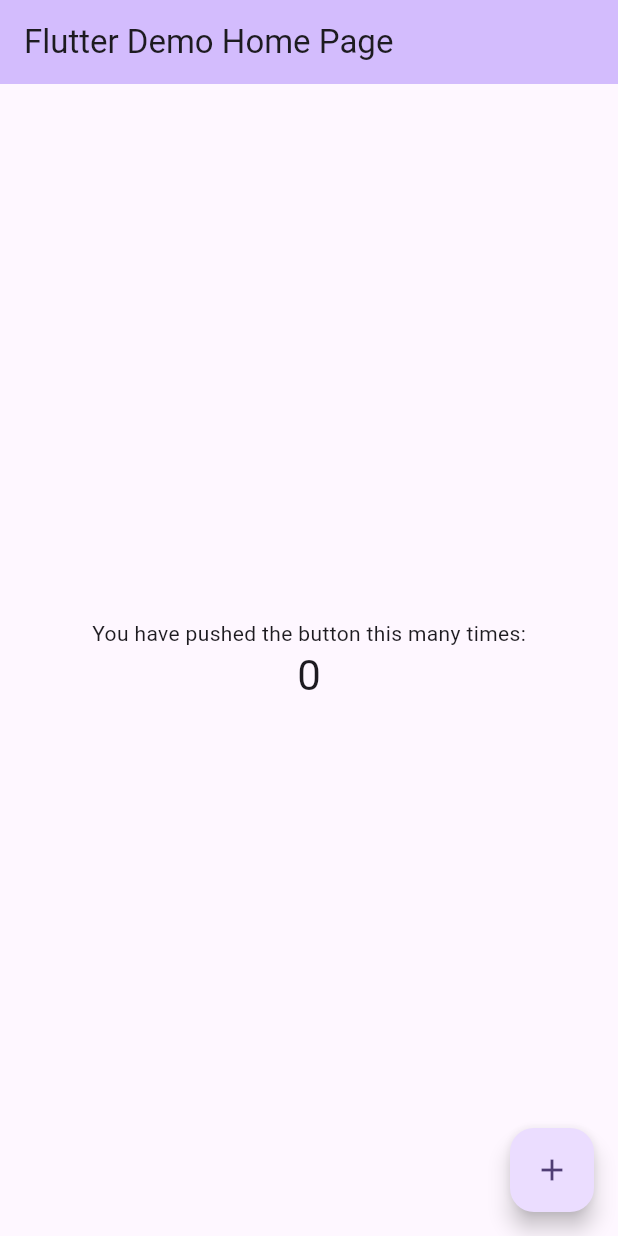
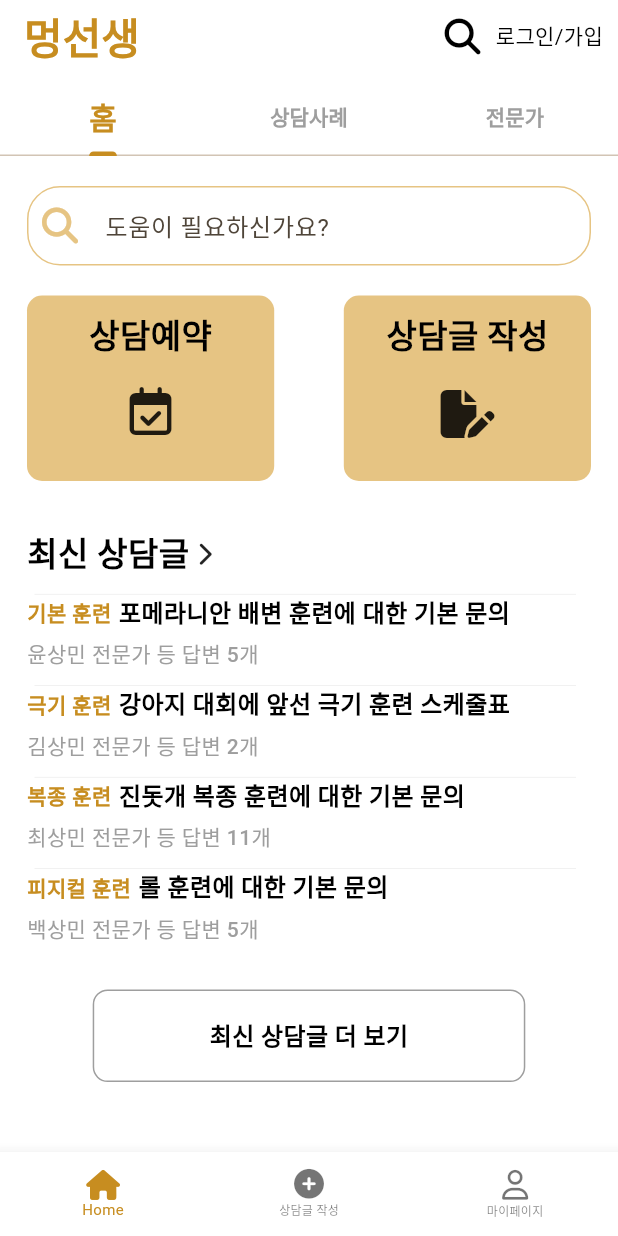
Before and after one commit to sangmin9580/-, a Flutter app: the screen it shows after launch, on a phone screen of 412 x 824 dp. Run offline on Flutter 3.47's test engine with Material 3 defaults, Android fonts, the phone set to English and light mode, and no system bars; our stand-ins replace flex_color_scheme, flutter_riverpod, font_awesome_flutter, go_router.

Commit message:
home_screen

```diff
--- /dev/null
+++ b/lib/common/widgets/main_navigation_screen.dart
@@ -0,0 +1,98 @@
+import 'package:flutter/material.dart';
+import 'package:flutter_riverpod/flutter_riverpod.dart';
+import 'package:font_awesome_flutter/font_awesome_flutter.dart';
+import 'package:project/constants/gaps.dart';
+import 'package:project/constants/sizes.dart';
+import 'package:project/homepage/view/homepage_screen.dart';
+
+class MainNavgationScreen extends ConsumerWidget {
+  const MainNavgationScreen({super.key});
+
+  static const routeURL = '/home';
+  static const routeName = 'home';
+
+  @override
+  Widget build(BuildContext context, WidgetRef ref) {
+    return DefaultTabController(
+      length: 3,
+      child: Scaffold(
+        appBar: AppBar(
+          title: Text(
+            "멍선생",
+            style: TextStyle(
+              color: Theme.of(context).primaryColor,
+              fontSize: Theme.of(context).textTheme.headlineMedium!.fontSize,
+              fontWeight: FontWeight.bold,
+            ),
+          ),
+          actions: const [
+            FaIcon(
+              FontAwesomeIcons.magnifyingGlass,
+            ),
+            Gaps.h10,
+            Text(
+              "로그인/가입",
+            ),
+            Gaps.h10,
+          ],
+          bottom: TabBar(
+            splashFactory: NoSplash.splashFactory,
+            unselectedLabelColor: Colors.grey.shade500,
+            unselectedLabelStyle: const TextStyle(
+              fontWeight: FontWeight.w600,
+            ),
+            labelPadding: const EdgeInsets.only(
+              bottom: 10,
+              top: 15,
+            ),
+            labelStyle: const TextStyle(
+              fontWeight: FontWeight.w600,
+              fontSize: Sizes.size20,
+            ),
+            tabs: const [
+              Text("홈"),
+              Text("상담사례"),
+              Text("전문가"),
+            ],
+          ),
+        ),
+        body: const TabBarView(
+          children: [
+            SingleChildScrollView(child: HomepageScreen()),
+            Center(
+              child: Text('1'),
+            ),
+            Center(
+              child: Text('1'),
+            ),
+          ],
+        ),
+        bottomNavigationBar: BottomNavigationBar(
+          iconSize: Sizes.size20,
+          selectedFontSize: Sizes.size10,
+          unselectedFontSize: Sizes.size8,
+          items: const [
+            BottomNavigationBarItem(
+              icon: FaIcon(
+                FontAwesomeIcons.house,
+              ),
+              label: "Home",
+            ),
+            BottomNavigationBarItem(
+              icon: FaIcon(
+                FontAwesomeIcons.circlePlus,
+              ),
+              label: "상담글 작성",
+            ),
+            BottomNavigationBarItem(
+              icon: FaIcon(
+                FontAwesomeIcons.user,
+              ),
+              label: "마이페이지",
+            ),
+          ],
+        ),
+      ),
+    );
+  }
+}
--- /dev/null
+++ b/lib/constants/breakpoints.dart
@@ -0,0 +1,7 @@
+class Breakpoints {
+  static const sm = 640.0;
+  static const md = 768.0;
+  static const lg = 1024.0;
+  static const xl = 1280.0;
+  static const xxl = 1536.0;
+}
--- /dev/null
+++ b/lib/constants/gaps.dart
@@ -0,0 +1,67 @@
+import 'package:flutter/material.dart';
+import 'package:project/constants/sizes.dart';
+
+class Gaps {
+  // Vertical Gaps
+  static const v1 = SizedBox(height: Sizes.size1);
+  static const v2 = SizedBox(height: Sizes.size2);
+  static const v3 = SizedBox(height: Sizes.size3);
+  static const v4 = SizedBox(height: Sizes.size4);
+  static const v5 = SizedBox(height: Sizes.size5);
+  static const v6 = SizedBox(height: Sizes.size6);
+  static const v7 = SizedBox(height: Sizes.size7);
+  static const v8 = SizedBox(height: Sizes.size8);
+  static const v9 = SizedBox(height: Sizes.size9);
+  static const v10 = SizedBox(height: Sizes.size10);
+  static const v11 = SizedBox(height: Sizes.size11);
+  static const v12 = SizedBox(height: Sizes.size12);
+  static const v14 = SizedBox(height: Sizes.size14);
+  static const v16 = SizedBox(height: Sizes.size16);
+  static const v20 = SizedBox(height: Sizes.size20);
+  static const v24 = SizedBox(height: Sizes.size24);
+  static const v28 = SizedBox(height: Sizes.size28);
+  static const v32 = SizedBox(height: Sizes.size32);
+  static const v36 = SizedBox(height: Sizes.size36);
+  static const v40 = SizedBox(height: Sizes.size40);
+  static const v44 = SizedBox(height: Sizes.size44);
+  static const v48 = SizedBox(height: Sizes.size48);
+  static const v52 = SizedBox(height: Sizes.size52);
+  static const v56 = SizedBox(height: Sizes.size56);
+  static const v60 = SizedBox(height: Sizes.size60);
+  static const v64 = SizedBox(height: Sizes.size64);
+  static const v72 = SizedBox(height: Sizes.size72);
+  static const v80 = SizedBox(height: Sizes.size80);
+  static const v96 = SizedBox(height: Sizes.size96);
+
+  // Horizontal Gaps
+
+  static const h1 = SizedBox(width: Sizes.size1);
+  static const h2 = SizedBox(width: Sizes.size2);
+  static const h3 = SizedBox(width: Sizes.size3);
+  static const h4 = SizedBox(width: Sizes.size4);
+  static const h5 = SizedBox(width: Sizes.size5);
+  static const h6 = SizedBox(width: Sizes.size6);
+  static const h7 = SizedBox(width: Sizes.size7);
+  static const h8 = SizedBox(width: Sizes.size8);
+  static const h9 = SizedBox(width: Sizes.size9);
+  static const h10 = SizedBox(width: Sizes.size10);
+  static const h11 = SizedBox(width: Sizes.size11);
+  static const h12 = SizedBox(width: Sizes.size12);
+  static const h14 = SizedBox(width: Sizes.size14);
+  static const h16 = SizedBox(width: Sizes.size16);
+  static const h20 = SizedBox(width: Sizes.size20);
+  static const h24 = SizedBox(width: Sizes.size24);
+  static const h28 = SizedBox(width: Sizes.size28);
+  static const h32 = SizedBox(width: Sizes.size32);
+  static const h36 = SizedBox(width: Sizes.size36);
+  static const h40 = SizedBox(width: Sizes.size40);
+  static const h44 = SizedBox(width: Sizes.size44);
+  static const h48 = SizedBox(width: Sizes.size48);
+  static const h52 = SizedBox(width: Sizes.size52);
+  static const h56 = SizedBox(width: Sizes.size56);
+  static const h60 = SizedBox(width: Sizes.size60);
+  static const h64 = SizedBox(width: Sizes.size64);
+  static const h72 = SizedBox(width: Sizes.size72);
+  static const h80 = SizedBox(width: Sizes.size80);
+  static const h96 = SizedBox(width: Sizes.size96);
+}
--- /dev/null
+++ b/lib/constants/sizes.dart
@@ -0,0 +1,32 @@
+class Sizes {
+  static const size1 = 1.0;
+  static const size2 = 2.0;
+  static const size3 = 3.0;
+  static const size4 = 4.0;
+  static const size5 = 5.0;
+  static const size6 = 6.0;
+  static const size7 = 7.0;
+  static const size8 = 8.0;
+  static const size9 = 9.0;
+  static const size10 = 10.0;
+  static const size11 = 11.0;
+  static const size12 = 12.0;
+  static const size14 = 14.0;
+  static const size16 = 16.0;
+  static const size18 = 18.0;
+  static const size20 = 20.0;
+  static const size24 = 24.0;
+  static const size28 = 28.0;
+  static const size32 = 32.0;
+  static const size36 = 36.0;
+  static const size40 = 40.0;
+  static const size44 = 44.0;
+  static const size48 = 48.0;
+  static const size52 = 52.0;
+  static const size56 = 56.0;
+  static const size60 = 60.0;
+  static const size64 = 64.0;
+  static const size72 = 72.0;
+  static const size80 = 80.0;
+  static const size96 = 96.0;
+}
--- /dev/null
+++ b/lib/homepage/view/homepage_screen.dart
@@ -0,0 +1,151 @@
+import 'package:flutter/material.dart';
+
+import 'package:flutter_riverpod/flutter_riverpod.dart';
+import 'package:font_awesome_flutter/font_awesome_flutter.dart';
+import 'package:project/constants/gaps.dart';
+import 'package:project/constants/sizes.dart';
+import 'package:project/homepage/widgets/apply_button.dart';
+import 'package:project/homepage/widgets/consultant_box.dart';
+
+class HomepageScreen extends ConsumerWidget {
+  const HomepageScreen({super.key});
+
+  @override
+  Widget build(BuildContext context, WidgetRef ref) {
+    final size = MediaQuery.of(context).size;
+    return Padding(
+      padding: const EdgeInsets.symmetric(
+        horizontal: Sizes.size18,
+        vertical: Sizes.size20,
+      ),
+      child: Column(
+        crossAxisAlignment: CrossAxisAlignment.start,
+        children: [
+          TextField(
+            decoration: InputDecoration(
+              fillColor: Colors.white,
+              prefixIcon: const Padding(
+                padding: EdgeInsets.symmetric(
+                  vertical: Sizes.size14,
+                  horizontal: Sizes.size10,
+                ),
+                child: FaIcon(
+                  FontAwesomeIcons.magnifyingGlass,
+                  color: Color(0xFFE6C483),
+                ),
+              ),
+              contentPadding: const EdgeInsets.symmetric(
+                vertical: Sizes.size14,
+                horizontal: Sizes.size10,
+              ),
+              hintText: "도움이 필요하신가요?",
+              border: OutlineInputBorder(
+                borderRadius: BorderRadius.circular(
+                  20,
+                ),
+              ),
+              focusedBorder: OutlineInputBorder(
+                borderSide: const BorderSide(
+                    color: Color(
+                      0xFFC78D20,
+                    ),
+                    width: 2.0),
+                borderRadius: BorderRadius.circular(22),
+              ),
+              // 입력 필드가 활성화되었을 때(선택되었을 때)의 테두리 스타일을 설정할 수 있습니다.
+              enabledBorder: OutlineInputBorder(
+                borderSide: const BorderSide(
+                    color: Color(
+                      0xFFE6C483,
+                    ),
+                    width: 1.0),
+                borderRadius: BorderRadius.circular(22),
+              ),
+            ),
+          ),
+          Gaps.v20,
+          const Row(
+            mainAxisAlignment: MainAxisAlignment.spaceBetween,
+            children: [
+              ApplyButton(
+                text: "상담예약",
+                icon: FontAwesomeIcons.calendarCheck,
+              ),
+              ApplyButton(
+                text: "상담글 작성",
+                icon: FontAwesomeIcons.filePen,
+              ),
+            ],
+          ),
+          Gaps.v32,
+          Row(
+            children: [
+              Text(
+                "최신 상담글",
+                style: TextStyle(
+                  fontSize: Theme.of(context).textTheme.titleLarge!.fontSize,
+                  fontWeight: FontWeight.w600,
+                ),
+              ),
+              Gaps.h5,
+              FaIcon(
+                FontAwesomeIcons.chevronRight,
+                size: Theme.of(context).textTheme.titleMedium!.fontSize,
+              ),
+            ],
+          ),
+          Gaps.v10,
+          const ConsultantBox(
+            consultantclass: "기본 훈련",
+            title: "포메라니안 배변 훈련에 대한 기본 문의",
+            name: "윤상민",
+            count: 5,
+          ),
+          const ConsultantBox(
+            consultantclass: "극기 훈련",
+            title: "강아지 대회에 앞선 극기 훈련 스케줄표",
+            name: "김상민",
+            count: 2,
+          ),
+          const ConsultantBox(
+            consultantclass: "복종 훈련",
+            title: "진돗개 복종 훈련에 대한 기본 문의",
+            name: "최상민",
+            count: 11,
+          ),
+          const ConsultantBox(
+            consultantclass: "피지컬 훈련",
+            title: "롤 훈련에 대한 기본 문의",
+            name: "백상민",
+            count: 5,
+          ),
+          Gaps.v20,
+          Align(
+            alignment: Alignment.center,
+            child: Container(
+              alignment: Alignment.center,
+              height: size.width * 0.15,
+              width: size.width * 0.7,
+              decoration: BoxDecoration(
+                borderRadius: BorderRadius.circular(
+                  10,
+                ),
+                border: Border.all(
+                  width: 1,
+                  color: Colors.grey.shade500,
+                ),
+              ),
+              child: Text(
+                "최신 상담글 더 보기",
+                style: TextStyle(
+                    fontWeight: FontWeight.w600,
+                    fontSize:
+                        Theme.of(context).textTheme.titleMedium!.fontSize),
+              ),
+            ),
+          )
+        ],
+      ),
+    );
+  }
+}
--- /dev/null
+++ b/lib/homepage/widgets/apply_button.dart
@@ -0,0 +1,53 @@
+import 'package:flutter/material.dart';
+import 'package:flutter/widgets.dart';
+import 'package:flutter_riverpod/flutter_riverpod.dart';
+import 'package:font_awesome_flutter/font_awesome_flutter.dart';
+import 'package:project/constants/gaps.dart';
+import 'package:project/constants/sizes.dart';
+
+class ApplyButton extends ConsumerWidget {
+  const ApplyButton({
+    super.key,
+    required this.text,
+    required this.icon,
+  });
+
+  final String text;
+  final IconData icon;
+
+  @override
+  Widget build(BuildContext context, WidgetRef ref) {
+    final size = MediaQuery.of(context).size;
+    return Container(
+      padding: const EdgeInsets.symmetric(
+        vertical: Sizes.size10,
+        horizontal: Sizes.size20,
+      ),
+      decoration: BoxDecoration(
+        borderRadius: BorderRadius.circular(10),
+        color: const Color(
+          0xFFE6C483,
+        ),
+      ),
+      height: size.width * 0.3,
+      width: size.width * 0.4,
+      child: Column(
+        crossAxisAlignment: CrossAxisAlignment.center,
+        children: [
+          Text(
+            text,
+            style: TextStyle(
+              fontWeight: FontWeight.w600,
+              fontSize: Theme.of(context).textTheme.titleLarge!.fontSize,
+            ),
+          ),
+          Gaps.v20,
+          FaIcon(
+            icon,
+            size: Theme.of(context).textTheme.headlineLarge!.fontSize,
+          )
+        ],
+      ),
+    );
+  }
+}
--- /dev/null
+++ b/lib/homepage/widgets/consultant_box.dart
@@ -0,0 +1,73 @@
+import 'package:flutter/material.dart';
+
+import 'package:flutter_riverpod/flutter_riverpod.dart';
+import 'package:project/constants/gaps.dart';
+
+class ConsultantBox extends ConsumerWidget {
+  const ConsultantBox({
+    super.key,
+    required this.consultantclass,
+    required this.title,
+    required this.name,
+    required this.count,
+  });
+
+  final String consultantclass;
+  final String title;
+  final String name;
+  final int count;
+
+  @override
+  Widget build(BuildContext context, WidgetRef ref) {
+    return FractionallySizedBox(
+      widthFactor: 1,
+      child: Column(
+        crossAxisAlignment: CrossAxisAlignment.start,
+        children: [
+          Divider(
+            height: 1, // Divider의 너비를 지정합니다. 실제로는 구분선의 좌우 패딩을 포함한 전체 너비입니다.
+            thickness: 0.3, // 구분선의 두께를 지정합니다.
+            color: Colors.grey.shade300,
+            indent: 5,
+            endIndent: 10, // 구분선의 색상을 지정합니다.
+          ),
+          Row(
+            mainAxisAlignment: MainAxisAlignment.start,
+            children: [
+              Text(
+                consultantclass,
+                style: const TextStyle(
+                  fontWeight: FontWeight.w600,
+                  color: Color(
+                    0xFFC78D20,
+                  ),
+                ),
+              ),
+              Gaps.h5,
+              Expanded(
+                child: Text(
+                  title,
+                  maxLines: 1,
+                  overflow: TextOverflow.ellipsis,
+                  style: TextStyle(
+                    fontSize: Theme.of(context).textTheme.titleMedium!.fontSize,
+                    fontWeight: FontWeight.w600,
+                  ),
+                ),
+              )
+            ],
+          ),
+          Gaps.v5,
+          Text(
+            "$name 전문가 등 답변 $count개",
+            style: TextStyle(
+              color: Colors.grey.shade500,
+              fontWeight: FontWeight.w500,
+            ),
+          ),
+          Gaps.v10,
+        ],
+      ),
+    );
+  }
+}
--- a/lib/main.dart
+++ b/lib/main.dart
@@ -1,125 +1,96 @@
+import 'package:flex_color_scheme/flex_color_scheme.dart';
 import 'package:flutter/material.dart';
+import 'package:flutter/services.dart';
+import 'package:flutter_riverpod/flutter_riverpod.dart';
+import 'package:project/router.dart';
 
-void main() {
-  runApp(const MyApp());
+void main() async {
+  WidgetsFlutterBinding.ensureInitialized();
+  //app이 시작되기 전에 모든 준비를 마칠 수 있도록 하는 행위
+  // 앱 설정을 앱 시작전 미리 하기 위해서 설정
+
+  await SystemChrome.setPreferredOrientations(
+    [
+      DeviceOrientation.portraitUp,
+    ],
+  );
+
+  runApp(
+    const ProviderScope(
+      child: MyApp(),
+    ),
+  );
 }
 
-class MyApp extends StatelessWidget {
+class MyApp extends ConsumerWidget {
   const MyApp({super.key});
 
-  // This widget is the root of your application.
   @override
-  Widget build(BuildContext context) {
-    return MaterialApp(
-      title: 'Flutter Demo',
-      theme: ThemeData(
-        // This is the theme of your application.
-        //
-        // TRY THIS: Try running your application with "flutter run". You'll see
-        // the application has a blue toolbar. Then, without quitting the app,
-        // try changing the seedColor in the colorScheme below to Colors.green
-        // and then invoke "hot reload" (save your changes or press the "hot
-        // reload" button in a Flutter-supported IDE, or press "r" if you used
-        // the command line to start the app).
-        //
-        // Notice that the counter didn't reset back to zero; the application
-        // state is not lost during the reload. To reset the state, use hot
-        // restart instead.
-        //
-        // This works for code too, not just values: Most code changes can be
-        // tested with just a hot reload.
-        colorScheme: ColorScheme.fromSeed(seedColor: Colors.deepPurple),
+  Widget build(BuildContext context, WidgetRef ref) {
+    return MaterialApp.router(
+      routerConfig: ref.watch(routerProvider),
+      // Theme config for FlexColorScheme version 7.3.x. Make sure you use
+// same or higher package version, but still same major version. If you
+// use a lower package version, some properties may not be supported.
+// In that case remove them after copying this theme to your app.
+      theme: FlexThemeData.light(
+        colors: const FlexSchemeColor(
+          primary: Color(0xffc78d20),
+          primaryContainer: Color(0xffdeb059),
+          secondary: Color(0xff8d9440),
+          secondaryContainer: Color(0xffbfc39b),
+          tertiary: Color(0xff616247),
+          tertiaryContainer: Color(0xffbcbca8),
+          appBarColor: Color(0xffbfc39b),
+          error: Color(0xffb00020),
+        ),
+        surfaceMode: FlexSurfaceMode.levelSurfacesLowScaffold,
+        blendLevel: 7,
+        subThemesData: const FlexSubThemesData(
+          blendOnLevel: 10,
+          blendOnColors: false,
+          useTextTheme: true,
+          useM2StyleDividerInM3: true,
+          alignedDropdown: true,
+          useInputDecoratorThemeInDialogs: true,
+        ),
+        useMaterial3ErrorColors: true,
+        visualDensity: FlexColorScheme.comfortablePlatformDensity,
         useMaterial3: true,
+        swapLegacyOnMaterial3: true,
+        // To use the Playground font, add GoogleFonts package and uncomment
+        // fontFamily: GoogleFonts.notoSans().fontFamily,
       ),
-      home: const MyHomePage(title: 'Flutter Demo Home Page'),
+      darkTheme: FlexThemeData.dark(
+        colors: const FlexSchemeColor(
+          primary: Color(0xffdeb059),
+          primaryContainer: Color(0xffc78d20),
+          secondary: Color(0xffafb479),
+          secondaryContainer: Color(0xff82883d),
+          tertiary: Color(0xff81816c),
+          tertiaryContainer: Color(0xff5a5a35),
+          appBarColor: Color(0xff82883d),
+          error: Color(0xffcf6679),
+        ),
+        surfaceMode: FlexSurfaceMode.levelSurfacesLowScaffold,
+        blendLevel: 13,
+        subThemesData: const FlexSubThemesData(
+          blendOnLevel: 20,
+          useTextTheme: true,
+          useM2StyleDividerInM3: true,
+          alignedDropdown: true,
+          useInputDecoratorThemeInDialogs: true,
+        ),
+        useMaterial3ErrorColors: true,
+        visualDensity: FlexColorScheme.comfortablePlatformDensity,
+        useMaterial3: true,
+        swapLegacyOnMaterial3: true,
+        // To use the Playground font, add GoogleFonts package and uncomment
+        // fontFamily: GoogleFonts.notoSans().fontFamily,
+      ),
+// If you do not have a themeMode switch, uncomment this line
+// to let the device system mode control the theme mode:
+// themeMode: ThemeMode.system,
     );
   }
 }
-
-class MyHomePage extends StatefulWidget {
-  const MyHomePage({super.key, required this.title});
-
-  // This widget is the home page of your application. It is stateful, meaning
-  // that it has a State object (defined below) that contains fields that affect
-  // how it looks.
-
-  // This class is the configuration for the state. It holds the values (in this
-  // case the title) provided by the parent (in this case the App widget) and
-  // used by the build method of the State. Fields in a Widget subclass are
-  // always marked "final".
-
-  final String title;
-
-  @override
-  State<MyHomePage> createState() => _MyHomePageState();
-}
-
-class _MyHomePageState extends State<MyHomePage> {
-  int _counter = 0;
-
-  void _incrementCounter() {
-    setState(() {
-      // This call to setState tells the Flutter framework that something has
-      // changed in this State, which causes it to rerun the build method below
-      // so that the display can reflect the updated values. If we changed
-      // _counter without calling setState(), then the build method would not be
-      // called again, and so nothing would appear to happen.
-      _counter++;
-    });
-  }
-
-  @override
-  Widget build(BuildContext context) {
-    // This method is rerun every time setState is called, for instance as done
-    // by the _incrementCounter method above.
-    //
-    // The Flutter framework has been optimized to make rerunning build methods
-    // fast, so that you can just rebuild anything that needs updating rather
-    // than having to individually change instances of widgets.
-    return Scaffold(
-      appBar: AppBar(
-        // TRY THIS: Try changing the color here to a specific color (to
-        // Colors.amber, perhaps?) and trigger a hot reload to see the AppBar
-        // change color while the other colors stay the same.
-        backgroundColor: Theme.of(context).colorScheme.inversePrimary,
-        // Here we take the value from the MyHomePage object that was created by
-        // the App.build method, and use it to set our appbar title.
-        title: Text(widget.title),
-      ),
-      body: Center(
-        // Center is a layout widget. It takes a single child and positions it
-        // in the middle of the parent.
-        child: Column(
-          // Column is also a layout widget. It takes a list of children and
-          // arranges them vertically. By default, it sizes itself to fit its
-          // children horizontally, and tries to be as tall as its parent.
-          //
-          // Column has various properties to control how it sizes itself and
-          // how it positions its children. Here we use mainAxisAlignment to
-          // center the children vertically; the main axis here is the vertical
-          // axis because Columns are vertical (the cross axis would be
-          // horizontal).
-          //
-          // TRY THIS: Invoke "debug painting" (choose the "Toggle Debug Paint"
-          // action in the IDE, or press "p" in the console), to see the
-          // wireframe for each widget.
-          mainAxisAlignment: MainAxisAlignment.center,
-          children: <Widget>[
-            const Text(
-              'You have pushed the button this many times:',
-            ),
-            Text(
-              '$_counter',
-              style: Theme.of(context).textTheme.headlineMedium,
-            ),
-          ],
-        ),
-      ),
-      floatingActionButton: FloatingActionButton(
-        onPressed: _incrementCounter,
-        tooltip: 'Increment',
-        child: const Icon(Icons.add),
-      ), // This trailing comma makes auto-formatting nicer for build methods.
-    );
-  }
-}
--- /dev/null
+++ b/lib/router.dart
@@ -0,0 +1,18 @@
+import 'package:flutter_riverpod/flutter_riverpod.dart';
+import 'package:go_router/go_router.dart';
+import 'package:project/common/widgets/main_navigation_screen.dart';
+
+final routerProvider = Provider(
+  (ref) {
+    return GoRouter(
+      initialLocation: MainNavgationScreen.routeURL,
+      routes: [
+        GoRoute(
+          path: MainNavgationScreen.routeURL,
+          name: MainNavgationScreen.routeName,
+          builder: (context, state) => const MainNavgationScreen(),
+        )
+      ],
+    );
+  },
+);
```
Also changed, not shown: 4 other files.
